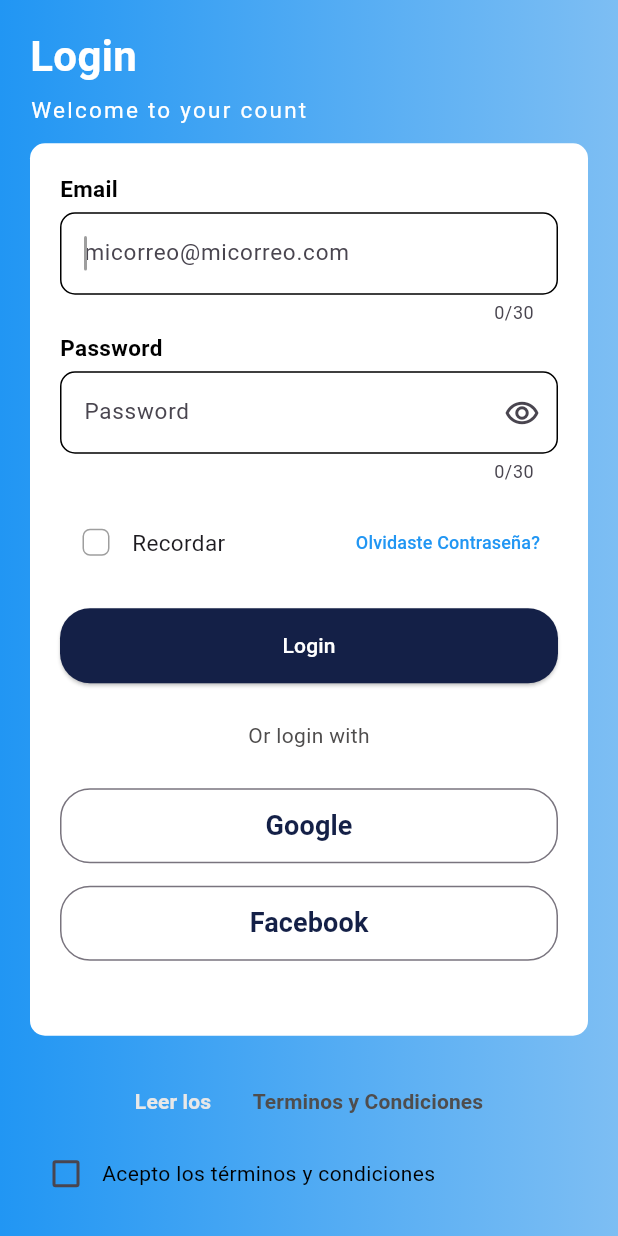
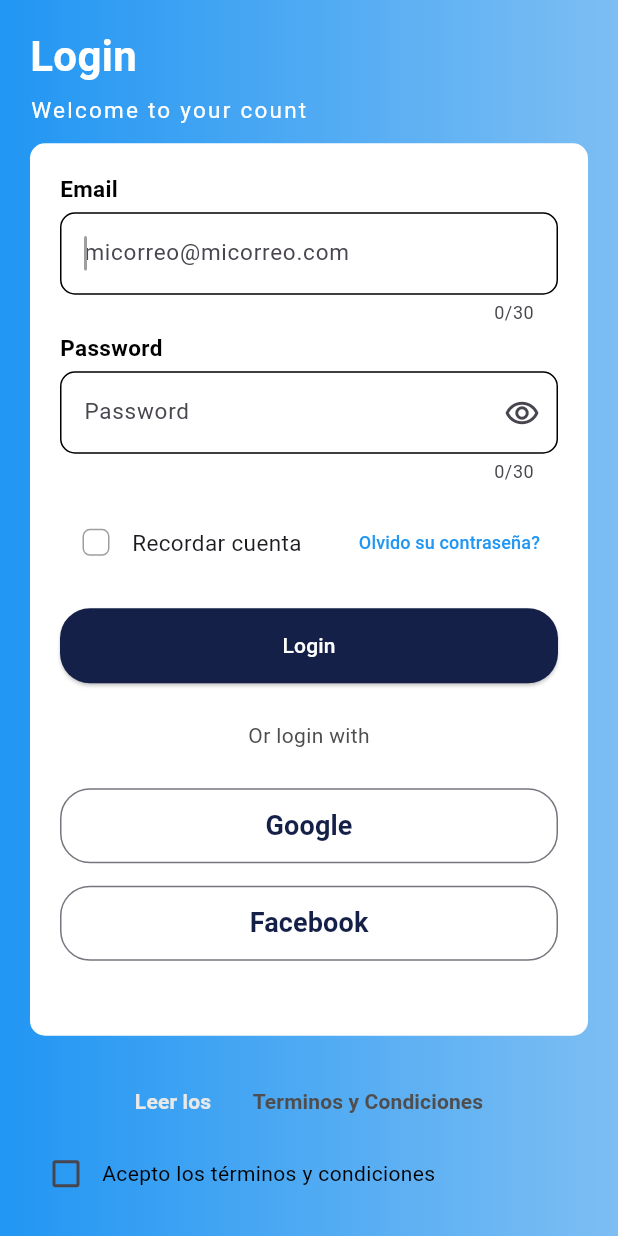
Before and after one commit to PalomequeDeLaTorre/countertest, a Flutter app: the screen it shows after launch, on a phone screen of 412 x 824 dp. Run offline on Flutter 3.47's test engine with Material 3 defaults, Android fonts, the phone set to English and light mode, and no system bars.

```diff
--- a/lib/pages/login_page.dart
+++ b/lib/pages/login_page.dart
@@ -219,12 +219,12 @@ class _RememberState extends State<Remember> {
             }),
           },
         ),
-        const Text('Recordar', style: TextStyle(fontSize: 15)),
+        const Text('Recordar cuenta', style: TextStyle(fontSize: 15)),
         const Spacer(),
         TextButton(
           onPressed: () => {},
           child: const Text(
-            'Olvidaste Contraseña?',
+            'Olvido su contraseña?',
             style: TextStyle(fontSize: 12, color: Colors.blue),
           ),
         ),
```
